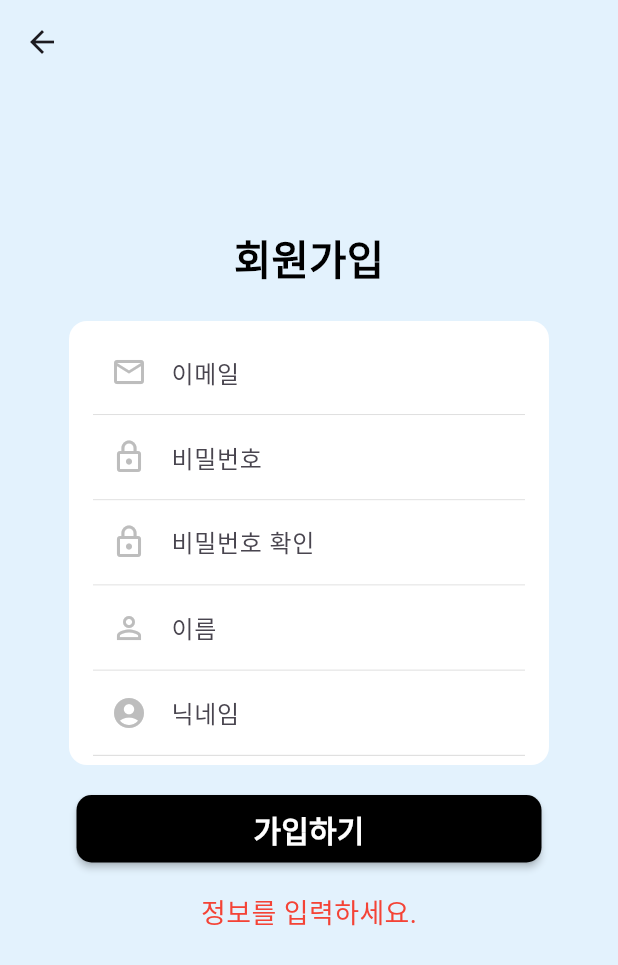
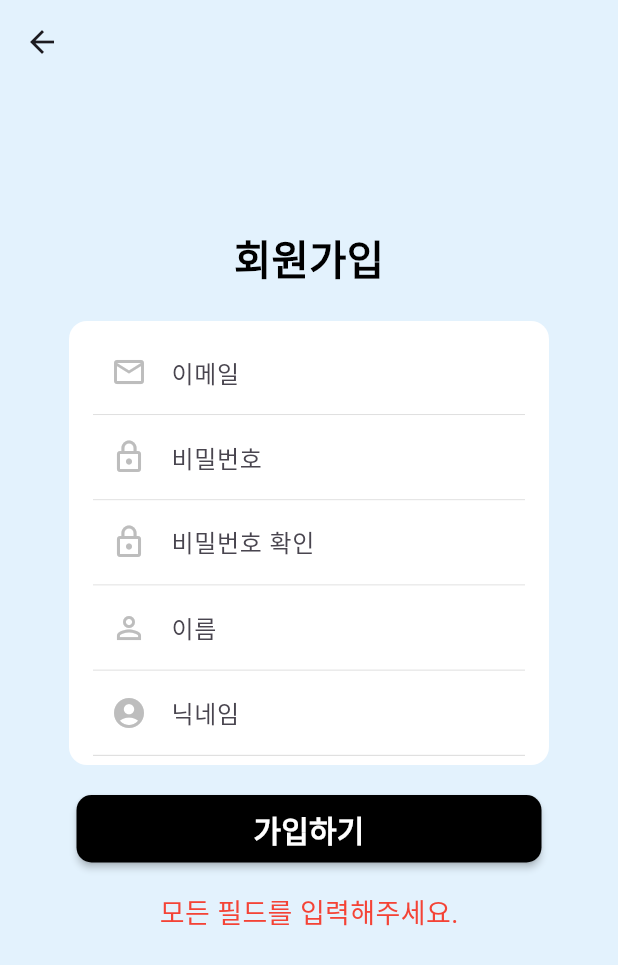
Before and after one commit to huiwon013/HowAboutHere, a Flutter app: the RegisterPage screen opened directly, after a tap on "가입하기", on a phone screen of 412 x 824 dp. Shown: the top 965 px of the screen. Run offline on Flutter 3.47's test engine with Material 3 defaults, Android fonts, the phone set to English and light mode, and no system bars; our stand-ins replace cloud_firestore, firebase_auth, firebase_core; missing offline and left inert: kakao_flutter_sdk_user; accounts and stored records are empty.

Commit message:
(start, register) start, register 로그인 및 메일전송 문제 해결

```diff
--- a/hah/lib/startpage/register.dart
+++ b/hah/lib/startpage/register.dart
@@ -1,6 +1,7 @@
 import 'package:flutter/material.dart';
 import 'package:firebase_auth/firebase_auth.dart';
 import 'package:cloud_firestore/cloud_firestore.dart';
+import 'package:firebase_core/firebase_core.dart';
 
 class RegisterPage extends StatefulWidget {
   @override
@@ -19,21 +20,29 @@ class _RegisterPageState extends State<RegisterPage> {
 
   bool isRegistered = false;
   bool showErrorMessage = false;
+  String errorMessage = '';
+
+  @override
+  void initState() {
+    super.initState();
+    // Firebase 초기화
+    _initializeFirebase();
+  }
+
+  Future<void> _initializeFirebase() async {
+    await Firebase.initializeApp();
+  }
 
   void _register() async {
     setState(() {
       showErrorMessage = true;
+      errorMessage = ''; // 에러 메시지 초기화
     });
 
-    try {
     // 필수 입력값 체크
-      if (email.isEmpty ||
-          password.isEmpty ||
-          confirmPassword.isEmpty ||
-          name.isEmpty ||
-          userNickname.isEmpty) {
-        print("정보를 입력해주세요.");
+    if (email.isEmpty || password.isEmpty || confirmPassword.isEmpty || name.isEmpty || userNickname.isEmpty) {
       setState(() {
+        errorMessage = "모든 필드를 입력해주세요.";
         isRegistered = false;
       });
       return;
@@ -41,10 +50,14 @@ class _RegisterPageState extends State<RegisterPage> {
 
     // 비밀번호 확인
     if (password != confirmPassword) {
-        print("비밀번호와 비밀번호 확인이 일치하지 않습니다.");
+      setState(() {
+        errorMessage = "비밀번호가 일치하지 않습니다.";
+        isRegistered = false;
+      });
       return;
     }
 
+    try {
       // 사용자에게 이메일 인증 메일 전송
       await _sendEmailVerification();
       setState(() {
@@ -53,6 +66,7 @@ class _RegisterPageState extends State<RegisterPage> {
     } catch (e) {
       print("회원가입 실패: $e");
       setState(() {
+        errorMessage = "회원가입 실패: ${e.toString()}";
         isRegistered = false; // 회원가입 실패
       });
     }
@@ -81,6 +95,7 @@ class _RegisterPageState extends State<RegisterPage> {
       }
     } catch (e) {
       print('이메일 인증 메일 전송 실패: $e');
+      throw e; // 에러를 다시 던져서 상위 함수에서 처리하도록 합니다.
     }
   }
 
@@ -91,7 +106,6 @@ class _RegisterPageState extends State<RegisterPage> {
         title: Text(""),
         backgroundColor: Colors.blue[50], // 연한 파란색
       ),
-      // 배경색을 연한 파란색으로 변경
       backgroundColor: Colors.blue[50],
       body: SingleChildScrollView(
         child: Center(
@@ -114,23 +128,18 @@ class _RegisterPageState extends State<RegisterPage> {
                   child: Column(
                     mainAxisSize: MainAxisSize.min,
                     children: <Widget>[
-                      // 이메일 입력
                       _buildTextField("이메일", Icons.email_outlined, (value) {
                         email = value;
                       }),
-                      // 비밀번호 입력
                       _buildTextField("비밀번호", Icons.lock_outline, (value) {
                         password = value;
                       }, obscureText: true),
-                      // 비밀번호 확인 입력
                       _buildTextField("비밀번호 확인", Icons.lock_outline, (value) {
                         confirmPassword = value;
                       }, obscureText: true),
-                      // 이름 입력
                       _buildTextField("이름", Icons.person_outline, (value) {
                         name = value;
                       }),
-                      // 닉네임 입력
                       _buildTextField("닉네임", Icons.account_circle, (value) {
                         userNickname = value;
                       }),
@@ -138,7 +147,6 @@ class _RegisterPageState extends State<RegisterPage> {
                   ),
                 ),
                 SizedBox(height: 20.0),
-                // 버튼 색상도 연한 파란색으로 변경
                 Container(
                   width: 310,
                   height: 45,
@@ -147,11 +155,11 @@ class _RegisterPageState extends State<RegisterPage> {
                       _register();
                     },
                     style: ElevatedButton.styleFrom(
-                      backgroundColor: Colors.black, // 연한 파란색
+                      backgroundColor: Colors.black,
                       shape: RoundedRectangleBorder(
                         borderRadius: BorderRadius.circular(10),
                       ),
-                      elevation: 2, // 그림자 추가
+                      elevation: 2,
                     ),
                     child: Text(
                       '가입하기',
@@ -164,30 +172,10 @@ class _RegisterPageState extends State<RegisterPage> {
                   ),
                 ),
                 SizedBox(height: 20.0),
-                if (showErrorMessage && !isRegistered && email.isNotEmpty && password.isNotEmpty && confirmPassword.isNotEmpty && name.isNotEmpty && userNickname.isNotEmpty)
-                  SizedBox(
-                    child: RichText(
-                      text: TextSpan(
-                        style: TextStyle(color: Colors.brown, fontSize: 17),
-                        children: [
-                          TextSpan(
-                            text: ' 가입이 완료되었습니다.\n',
-                          ),
-                          TextSpan(
-                            text: '이메일을 확인하고 로그인 페이지로 이동하기',
-                            style: TextStyle(
-                              decoration: TextDecoration.underline,
-                              fontWeight: FontWeight.bold,
-                            ),
-                          ),
-                        ],
-                      ),
-                    ),
-                  ),
-                if (!isRegistered && showErrorMessage && (email.isEmpty || password.isEmpty || confirmPassword.isEmpty || name.isEmpty || userNickname.isNotEmpty))
+                if (showErrorMessage)
                   SizedBox(
                     child: Text(
-                      '정보를 입력하세요.',
+                      errorMessage,
                       style: TextStyle(color: Colors.red, fontSize: 18),
                     ),
                   ),
@@ -199,7 +187,6 @@ class _RegisterPageState extends State<RegisterPage> {
     );
   }
 
-  // TextField 생성 메소드
   Widget _buildTextField(String label, IconData icon, Function(String) onChanged, {bool obscureText = false}) {
     return Container(
       padding: EdgeInsets.symmetric(horizontal: 10),
--- a/hah/lib/startpage/start.dart
+++ b/hah/lib/startpage/start.dart
@@ -1,9 +1,10 @@
 import 'package:flutter/material.dart';
+import 'package:hah/mainpage/home.dart';
 import 'package:kakao_flutter_sdk_user/kakao_flutter_sdk_user.dart';
 import 'kakaologin.dart';
 import 'main_view_model.dart';
 import 'package:firebase_auth/firebase_auth.dart';
-import 'register.dart'; // register.dart 파일을 import합니다.
+import 'register.dart';
 
 abstract class Start {
   Future<bool> login();
@@ -38,7 +39,11 @@ class _StartPageState extends State<StartPage> {
         email: _emailController.text,
         password: _passwordController.text,
       );
-      Navigator.pushReplacementNamed(context, '/home');
+      // 로그인 성공 시 HomeScreen으로 이동
+      Navigator.pushReplacement(
+        context,
+        MaterialPageRoute(builder: (context) => HomeScreen()),
+      );
     } catch (e) {
       print('Firebase 로그인 실패: $e');
       ScaffoldMessenger.of(context).showSnackBar(
@@ -55,7 +60,10 @@ class _StartPageState extends State<StartPage> {
   void _handleKakaoLogin() async {
     bool success = await _viewModel.login();
     if (success) {
-      Navigator.pushReplacementNamed(context, '/home');
+      Navigator.pushReplacement(
+        context,
+        MaterialPageRoute(builder: (context) => HomeScreen()), // 카카오 로그인 성공 시 HomeScreen으로 이동
+      );
     } else {
       ScaffoldMessenger.of(context).showSnackBar(
         SnackBar(content: Text('카카오 로그인 실패')),
@@ -77,7 +85,7 @@ class _StartPageState extends State<StartPage> {
       backgroundColor: Colors.white, // 배경색을 흰색으로 설정
       appBar: AppBar(
         title: Text('로그인'),
-        backgroundColor: Colors.blue[50] // 카카오톡 색상으로 설정
+        backgroundColor: Colors.blue[50], // 카카오톡 색상으로 설정
       ),
       body: Center(
         child: Padding(
```
Lines whose indentation alone changed are shown as unchanged.
